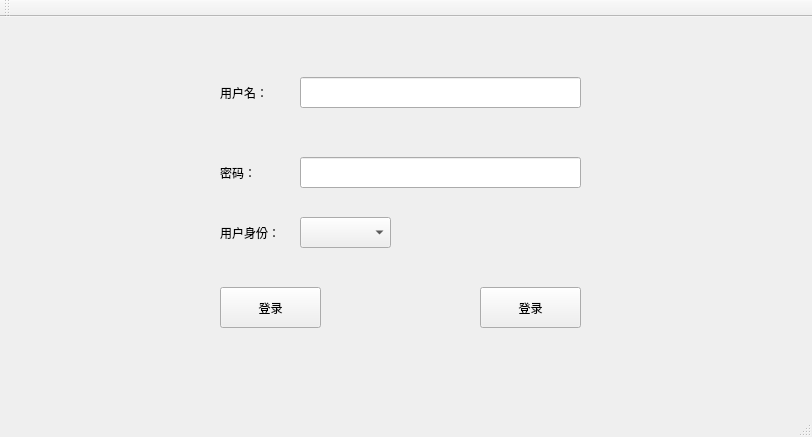
Qt form UI_Files/CA_System.ui (ZxxWs/CA_System) before a commit.
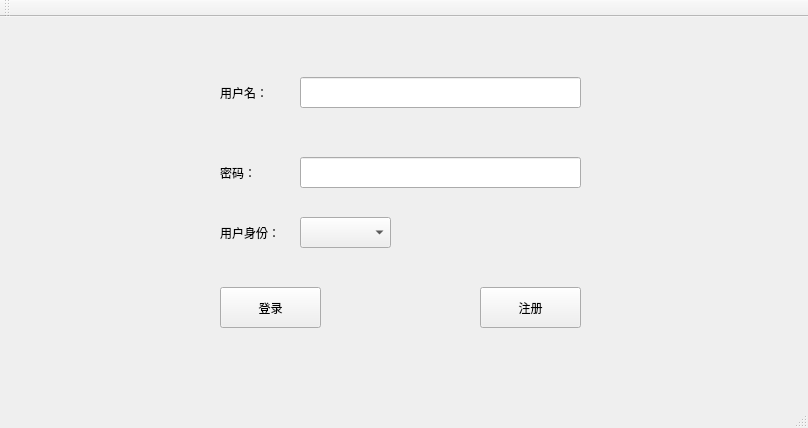
The same form after that commit.

Patch:
```diff
--- a/UI_Files/CA_System.ui
+++ b/UI_Files/CA_System.ui
@@ -6,8 +6,8 @@
    <rect>
     <x>0</x>
     <y>0</y>
-    <width>812</width>
-    <height>437</height>
+    <width>808</width>
+    <height>428</height>
    </rect>
   </property>
   <property name="windowTitle">
@@ -96,7 +96,7 @@
      </rect>
     </property>
     <property name="text">
-     <string>登录</string>
+     <string>注册</string>
     </property>
    </widget>
    <widget class="QLineEdit" name="LineEditUserPassWord">
```
Left out of the diff: 4 changed lines with no effect on the pictures.
